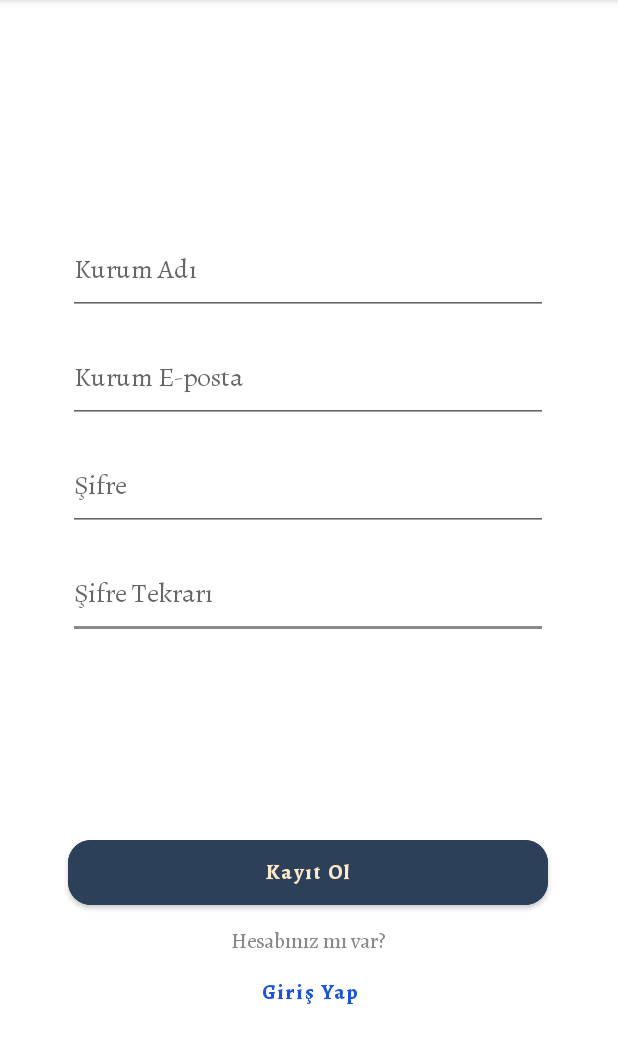
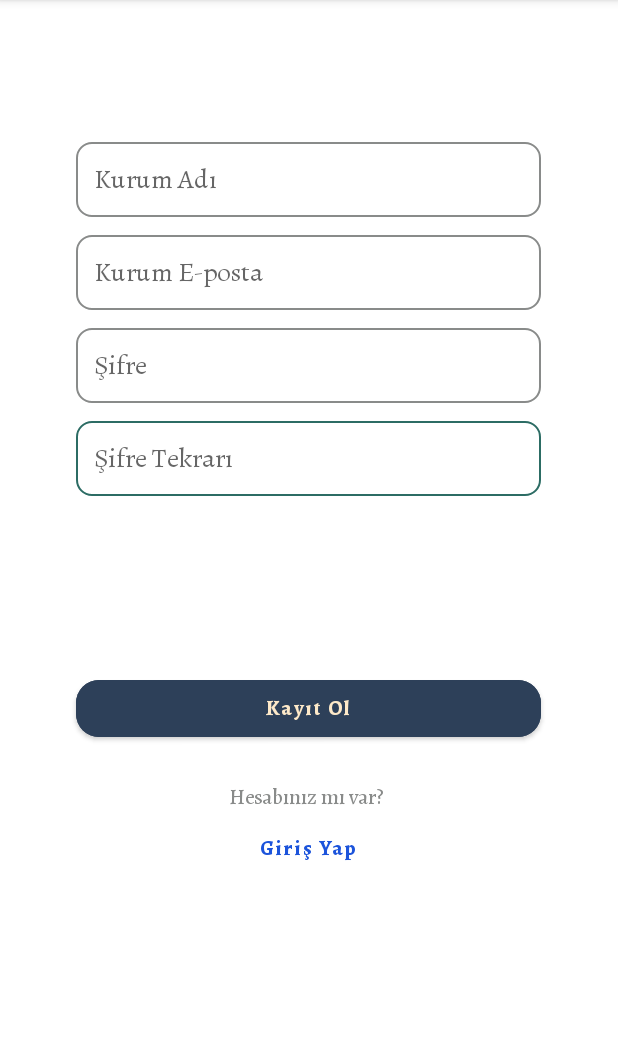
Before and after one commit to Paxint/Benim_Musteri_TEST, an Android app: the kurumSignUp screen opened directly, with no data from a screen before it, on a phone screen of 412 x 824 dp, the part 84-1148 px from its top. Run offline under Robolectric (Android 15) with nearby library versions, the phone set to English and light mode, and no system bars; our stand-ins replace Firebase (no records; nobody signed in at launch, a user with empty details on screens opened directly).

Commit message:
input fieldları designda olduğu gibi çerçeveli hale getirildi

```diff
--- /dev/null
+++ b/app/src/main/res/drawable/custom_input.xml
@@ -0,0 +1,18 @@
+<?xml version="1.0" encoding="utf-8"?>
+<selector xmlns:android="http://schemas.android.com/apk/res/android">
+        <item android:state_enabled="true" android:state_focused="true">
+            <shape android:shape="rectangle">
+                <solid android:color="@color/white"/>
+                <corners android:radius="10dp"/>
+                <stroke android:color="@color/BMTURKUAZ" android:width="1dp"/>
+            </shape>
+        </item>
+
+        <item android:state_enabled="true">
+            <shape android:shape="rectangle">
+                <solid android:color="@color/white"/>
+                <corners android:radius="10dp"/>
+                <stroke android:color="@color/BMGRI" android:width="1dp"/>
+            </shape>
+        </item>
+</selector>
--- a/app/src/main/res/layout/activity_sign_up.xml
+++ b/app/src/main/res/layout/activity_sign_up.xml
@@ -13,86 +13,100 @@
 
     <EditText
         android:id="@+id/reg_conpwd"
-        android:layout_width="320dp"
-        android:layout_height="60dp"
+        android:layout_width="310dp"
+        android:layout_height="50dp"
         android:layout_marginTop="12dp"
+        android:paddingStart="12dp"
+        android:paddingEnd="12dp"
         android:hint="Şifre Tekrarı"
         android:fontFamily="@font/regular"
         android:imeActionLabel="@string/action_sign_in_short"
         android:imeOptions="actionDone"
         android:inputType="textPassword"
         android:selectAllOnFocus="true"
+        android:background="@drawable/custom_input"
         app:layout_constraintStart_toStartOf="@+id/reg_password"
         app:layout_constraintTop_toBottomOf="@+id/reg_password" />
 
     <EditText
         android:id="@+id/reg_name"
-        android:layout_width="320dp"
-        android:layout_height="60dp"
+        android:layout_width="310dp"
+        android:layout_height="50dp"
+        android:background="@drawable/custom_input"
+        android:fontFamily="@font/regular"
         android:hint="Kurum Adı"
-        android:fontFamily="@font/regular"
         android:inputType="textEmailAddress"
+        android:paddingStart="12dp"
+        android:paddingEnd="12dp"
         android:selectAllOnFocus="true"
         android:textColorLink="@color/BMLACI"
         app:layout_constraintBottom_toTopOf="@+id/btn_reg"
         app:layout_constraintEnd_toEndOf="parent"
-        app:layout_constraintHorizontal_bias="0.494"
+        app:layout_constraintHorizontal_bias="0.495"
         app:layout_constraintStart_toStartOf="parent"
         app:layout_constraintTop_toTopOf="parent"
-        app:layout_constraintVertical_bias="0.281" />
+        app:layout_constraintVertical_bias="0.207" />
 
     <EditText
         android:id="@+id/reg_password"
-        android:layout_width="320dp"
-        android:layout_height="60dp"
+        android:layout_width="310dp"
+        android:layout_height="50dp"
         android:layout_marginTop="12dp"
+        android:paddingStart="12dp"
+        android:paddingEnd="12dp"
         android:hint="Şifre"
         android:fontFamily="@font/regular"
         android:imeActionLabel="@string/action_sign_in_short"
         android:imeOptions="actionDone"
         android:inputType="textPassword"
         android:selectAllOnFocus="true"
+        android:background="@drawable/custom_input"
         app:layout_constraintStart_toStartOf="@+id/reg_email"
         app:layout_constraintTop_toBottomOf="@+id/reg_email" />
 
     <EditText
         android:id="@+id/reg_email"
-        android:layout_width="320dp"
-        android:layout_height="60dp"
+        android:layout_width="310dp"
+        android:layout_height="50dp"
         android:layout_marginTop="12dp"
+        android:paddingStart="12dp"
+        android:paddingEnd="12dp"
         android:hint="Kurum E-posta"
         android:fontFamily="@font/regular"
         android:inputType="textEmailAddress"
         android:selectAllOnFocus="true"
         android:textColorLink="@color/BMLACI"
+        android:background="@drawable/custom_input"
         app:layout_constraintStart_toStartOf="@+id/reg_name"
         app:layout_constraintTop_toBottomOf="@+id/reg_name" />
 
     <Button
         android:id="@+id/btn_reg"
-        android:layout_width="320dp"
-        android:layout_height="55dp"
+        android:layout_width="310dp"
+        android:layout_height="50dp"
+        android:layout_marginTop="30dp"
         android:backgroundTint="@color/BMLACI"
+        android:fontFamily="@font/bold"
         android:text="Kayıt Ol"
-        android:fontFamily="@font/bold"
         android:textAllCaps="false"
         android:textColor="@color/BMSARI"
         android:textStyle="bold"
         app:cornerRadius="15dp"
         app:layout_constraintBottom_toBottomOf="parent"
         app:layout_constraintStart_toStartOf="@+id/reg_name"
-        app:layout_constraintTop_toTopOf="parent"
-        app:layout_constraintVertical_bias="0.79" />
+        app:layout_constraintTop_toBottomOf="@+id/reg_conpwd"
+        app:layout_constraintVertical_bias="0.253" />
 
     <TextView
         android:id="@+id/signin_view"
         android:layout_width="wrap_content"
         android:layout_height="wrap_content"
-        android:layout_marginTop="8dp"
+        android:layout_marginTop="24dp"
+        android:fontFamily="@font/regular"
         android:text="Hesabınız mı var?"
-        android:fontFamily="@font/regular"
         android:textColor="@color/BMGRI"
         app:layout_constraintEnd_toEndOf="@+id/btn_reg"
+        app:layout_constraintHorizontal_bias="0.495"
         app:layout_constraintStart_toStartOf="@+id/btn_reg"
         app:layout_constraintTop_toBottomOf="@+id/btn_reg" />
 
```
Also changed, not shown: app/src/main/res/layout/activity_login.xml (+15 -9 lines), app/src/main/res/layout/ticket_find.xml (+10 -7 lines).
